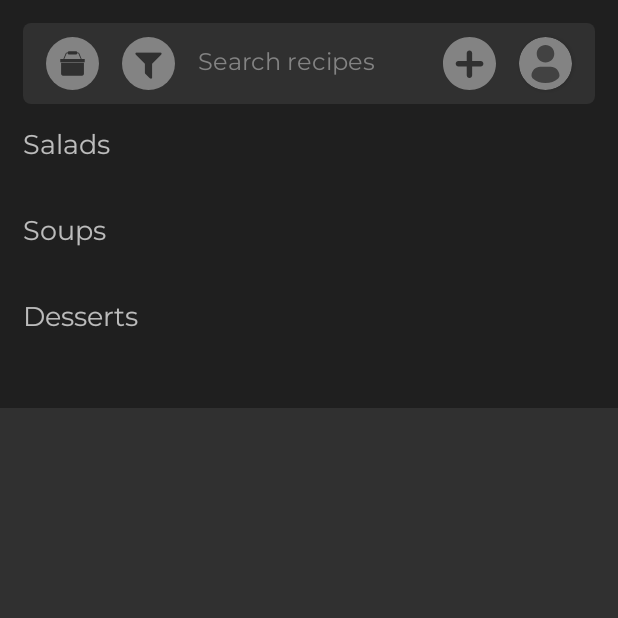
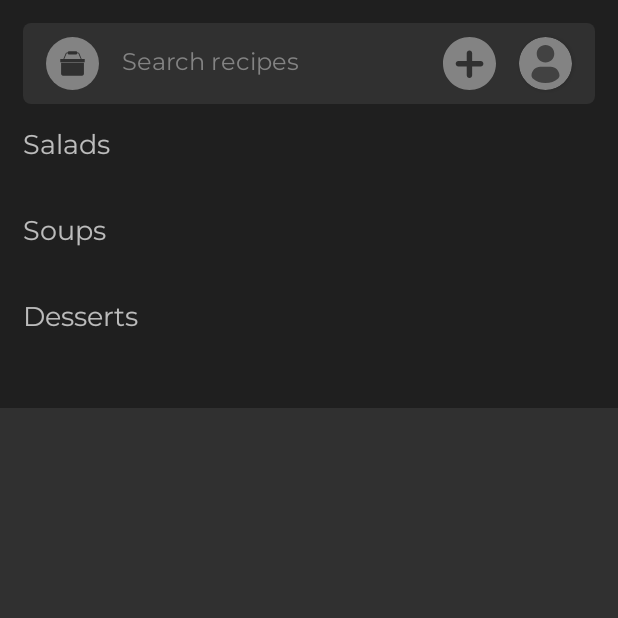
Before and after one commit to Saydullin/recipes-book, an Android app: the screen it shows after launch (MainActivity), on a phone screen of 412 x 824 dp, the top half of it. Run offline under Robolectric (Android 15) with nearby library versions, the phone set to English and light mode, and no system bars; pictures from the network do not load; 4 statements that could not run were skipped.

Commit message:
Изменил внешний вид, исправил недочеты

```diff
--- a/app/src/main/java/com/example/recipesbook/MainActivity.java
+++ b/app/src/main/java/com/example/recipesbook/MainActivity.java
@@ -70,7 +70,7 @@ public class MainActivity extends AppCompatActivity {
 
         textViewResult = findViewById(R.id.textViewResult);
 
-        filterSearchView = findViewById(R.id.filterSearchView);
+//        filterSearchView = findViewById(R.id.filterSearchView);
         button_login = findViewById(R.id.button_login);
         button_add_recipe = findViewById(R.id.button_add_recipe);
 
--- a/app/src/main/java/com/example/recipesbook/UserProfile.java
+++ b/app/src/main/java/com/example/recipesbook/UserProfile.java
@@ -154,8 +154,9 @@ public class UserProfile extends AppCompatActivity {
             GoogleSignInAccount account = completedTask.getResult(ApiException.class);
 
             // Signed in successfully, show authenticated UI.
-            Intent intent = new Intent(this, MainActivity.class);
-            startActivity(intent);
+//            Intent intent = new Intent(this, MainActivity.class);
+//            startActivity(intent);
+            finish();
             Toast.makeText(this, "Authenticate Successfully", Toast.LENGTH_SHORT).show();
         } catch (ApiException e) {
             if (e.getStatusCode() != 12501) {
--- a/app/src/main/res/layout/activity_main.xml
+++ b/app/src/main/res/layout/activity_main.xml
@@ -20,11 +20,13 @@
             android:id="@+id/constraintLayout2"
             android:layout_width="match_parent"
             android:layout_height="wrap_content"
+            android:layout_marginHorizontal="15dp"
             android:layout_marginVertical="15dp"
-            android:layout_marginHorizontal="15dp"
+            android:layout_marginTop="16dp"
             android:background="@drawable/border_radius"
             android:backgroundTint="@color/theme_bg_light"
             app:layout_constraintEnd_toEndOf="parent"
+            app:layout_constraintHorizontal_bias="0.0"
             app:layout_constraintStart_toStartOf="parent"
             app:layout_constraintTop_toTopOf="parent">
 
@@ -33,27 +35,27 @@
                 android:layout_width="35dp"
                 android:layout_height="35dp"
                 android:layout_marginHorizontal="15dp"
+                android:background="@color/theme_bg_light"
                 android:contentDescription="@string/image"
-                android:background="@color/theme_bg_light"
+                android:scaleType="centerInside"
                 android:src="@drawable/ic_basket"
-                android:scaleType="centerInside"
                 app:layout_constraintBottom_toBottomOf="parent"
                 app:layout_constraintStart_toStartOf="parent"
                 app:layout_constraintTop_toTopOf="parent" />
 
-            <ImageButton
-                android:id="@+id/filterSearchView"
-                android:layout_width="35dp"
-                android:layout_height="35dp"
-                android:layout_marginHorizontal="15dp"
-                android:contentDescription="@string/image"
-                android:background="@color/theme_bg_light"
-                android:src="@drawable/ic_filter"
-                android:scaleType="centerInside"
-                app:layout_constraintBottom_toBottomOf="parent"
-                app:layout_constraintStart_toEndOf="@+id/cookLaterTab"
-                app:layout_constraintTop_toTopOf="parent"
-                app:layout_constraintEnd_toStartOf="@+id/editText2" />
+            <!--            <ImageButton-->
+            <!--                android:id="@+id/filterSearchView"-->
+            <!--                android:layout_width="35dp"-->
+            <!--                android:layout_height="35dp"-->
+            <!--                android:layout_marginHorizontal="15dp"-->
+            <!--                android:contentDescription="@string/image"-->
+            <!--                android:background="@color/theme_bg_light"-->
+            <!--                android:src="@drawable/ic_filter"-->
+            <!--                android:scaleType="centerInside"-->
+            <!--                app:layout_constraintBottom_toBottomOf="parent"-->
+            <!--                app:layout_constraintStart_toEndOf="@+id/cookLaterTab"-->
+            <!--                app:layout_constraintTop_toTopOf="parent"-->
+            <!--                app:layout_constraintEnd_toStartOf="@+id/editText2" />-->
 
             <EditText
                 android:id="@+id/editText2"
@@ -65,7 +67,7 @@
                 android:hint="@string/search_text"
                 android:inputType="text"
                 android:paddingVertical="15dp"
-                android:paddingEnd="15dp"
+                android:paddingHorizontal="15dp"
                 android:singleLine="true"
                 android:textColor="@color/theme_main_text"
                 android:textColorHint="@color/theme_quite_text"
@@ -73,7 +75,7 @@
                 app:layout_constraintBottom_toBottomOf="parent"
                 app:layout_constraintEnd_toStartOf="@+id/button_add_recipe"
                 app:layout_constraintHorizontal_bias="1.0"
-                app:layout_constraintStart_toEndOf="@+id/filterSearchView"
+                app:layout_constraintStart_toEndOf="@+id/cookLaterTab"
                 app:layout_constraintTop_toTopOf="parent"
                 app:layout_constraintVertical_bias="1.0"
                 tools:ignore="RtlSymmetry" />
@@ -95,17 +97,18 @@
                 android:id="@+id/login_imageview"
                 android:layout_width="35dp"
                 android:layout_height="35dp"
+                android:layout_marginHorizontal="15dp"
                 app:cardCornerRadius="50dp"
-                android:layout_marginHorizontal="15dp"
                 app:layout_constraintBottom_toBottomOf="parent"
                 app:layout_constraintEnd_toEndOf="parent"
-                app:layout_constraintTop_toTopOf="parent" >
+                app:layout_constraintTop_toTopOf="parent">
+
                 <ImageView
                     android:id="@+id/button_login"
                     android:layout_width="35dp"
                     android:layout_height="35dp"
+                    android:contentDescription="@string/image"
                     android:scaleType="centerInside"
-                    android:contentDescription="@string/image"
                     android:src="@drawable/profile" />
             </androidx.cardview.widget.CardView>
 
```
Also changed, not shown: app/src/main/java/com/example/recipesbook/adapters/RecipesAdapter.java (+2 -7 lines), app/src/main/java/com/example/recipesbook/models/Recipe.java (+12 -3 lines), app/src/main/res/layout/activity_recipe_item.xml (+11 -6 lines), app/src/main/res/layout/recipe_item.xml (+19 -5 lines). Lines whose indentation alone changed are shown as unchanged.
